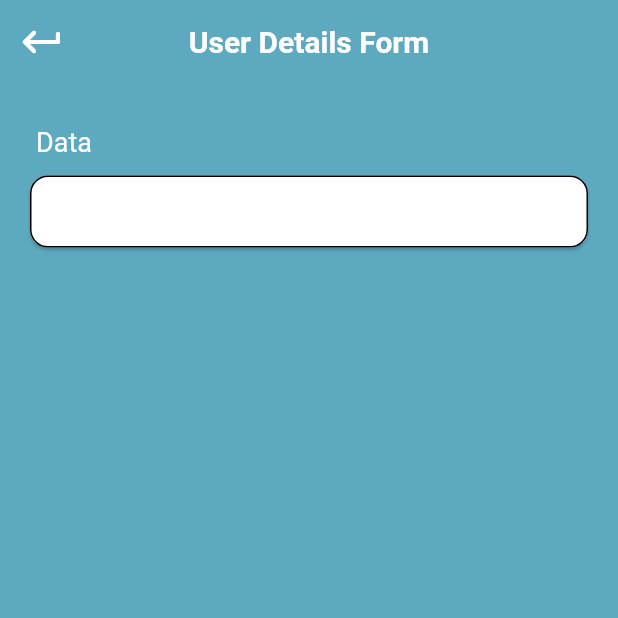
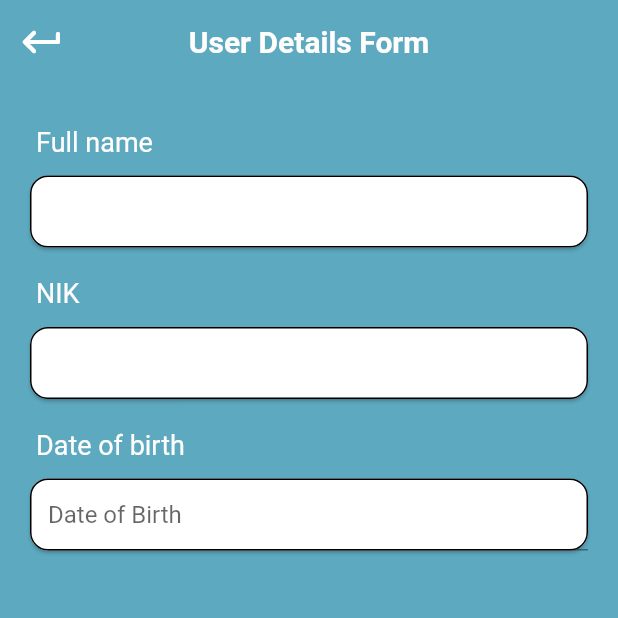
Before and after one commit to akatokurojp/SabiCare, a Flutter app: the UserDetailsPage screen opened directly, on a phone screen of 412 x 824 dp, the top half of it. Run offline on Flutter 3.47's test engine with Material 2 defaults, Android fonts, the phone set to English and light mode, and no system bars; drawn by our look-alikes of date_field; our stand-ins replace cloud_firestore, firebase_auth, firebase_core, flutter_tts, get, local_auth and 3 more; missing offline and left inert: auth, lit_ui_kit; accounts and stored records are empty.

Commit message:
text field date pick formatted dates

```diff
--- a/lib/userDetails.dart
+++ b/lib/userDetails.dart
@@ -1,5 +1,7 @@
 import 'package:flutter/material.dart';
 import 'package:sabicare/static/colors.dart';
+import 'package:intl/intl.dart';
+import 'package:date_field/date_field.dart';
 
 class UserDetailsPage extends StatefulWidget {
   const UserDetailsPage({super.key});
@@ -9,6 +11,7 @@ class UserDetailsPage extends StatefulWidget {
 }
 
 class _UserDetailsPageState extends State<UserDetailsPage> {
+  DateTime? selectedDate;
   List<String> listDocument = [];
   @override
   Widget build(BuildContext context) {
@@ -28,7 +31,7 @@ class _UserDetailsPageState extends State<UserDetailsPage> {
                 Padding(
                   padding: const EdgeInsets.all(8),
                   child: Text(
-                    "Data",
+                    "Full name",
                     style: detailText(),
                   ),
                 ),
@@ -44,7 +47,57 @@ class _UserDetailsPageState extends State<UserDetailsPage> {
                         style: TextStyle(fontSize: 15),
                         decoration: InputDecoration(border: InputBorder.none),
                       ),
-                    ))
+                    )),
+                detailSpacing(),
+                Padding(
+                  padding: const EdgeInsets.all(8),
+                  child: Text(
+                    "NIK",
+                    style: detailText(),
+                  ),
+                ),
+                Card(
+                    shape: RoundedRectangleBorder(
+                        borderRadius: BorderRadius.circular(12),
+                        side: const BorderSide(width: 1, color: Colors.black)),
+                    child: const Padding(
+                      padding: EdgeInsets.only(
+                        left: 12,
+                      ),
+                      child: TextField(
+                        style: TextStyle(fontSize: 15),
+                        decoration: InputDecoration(border: InputBorder.none),
+                      ),
+                    )),
+                detailSpacing(),
+                Padding(
+                  padding: const EdgeInsets.all(8),
+                  child: Text(
+                    "Date of birth",
+                    style: detailText(),
+                  ),
+                ),
+                Card(
+                    shape: RoundedRectangleBorder(
+                        borderRadius: BorderRadius.circular(12),
+                        side: const BorderSide(width: 1, color: Colors.black)),
+                    child: Padding(
+                      padding: EdgeInsets.only(
+                        left: 12,
+                      ),
+                      child: DateTimeField(
+                          initialDate: DateTime(2000),
+                          dateFormat: DateFormat('dd-MMMM-yyyy'),
+                          mode: DateTimeFieldPickerMode.date,
+                          decoration:
+                              const InputDecoration(hintText: 'Date of Birth'),
+                          selectedDate: selectedDate,
+                          onDateSelected: (DateTime value) {
+                            setState(() {
+                              selectedDate = value;
+                            });
+                          }),
+                    )),
               ],
             ),
           ),
@@ -53,5 +106,11 @@ class _UserDetailsPageState extends State<UserDetailsPage> {
     );
   }
 
+  SizedBox detailSpacing() {
+    return const SizedBox(
+      height: 8,
+    );
+  }
+
   TextStyle detailText() => const TextStyle(color: textColor, fontSize: 18);
 }
--- a/pubspec.yaml
+++ b/pubspec.yaml
@@ -32,6 +32,7 @@ dependencies:
   avatar_glow: ^2.0.2
   cloud_firestore: ^4.5.3
   cupertino_icons: ^1.0.2
+  date_field: ^3.0.3
   firebase_auth: ^4.5.0
   firebase_core: ^2.14.0
   flutter:
```
Also changed, not shown: pubspec.lock.
